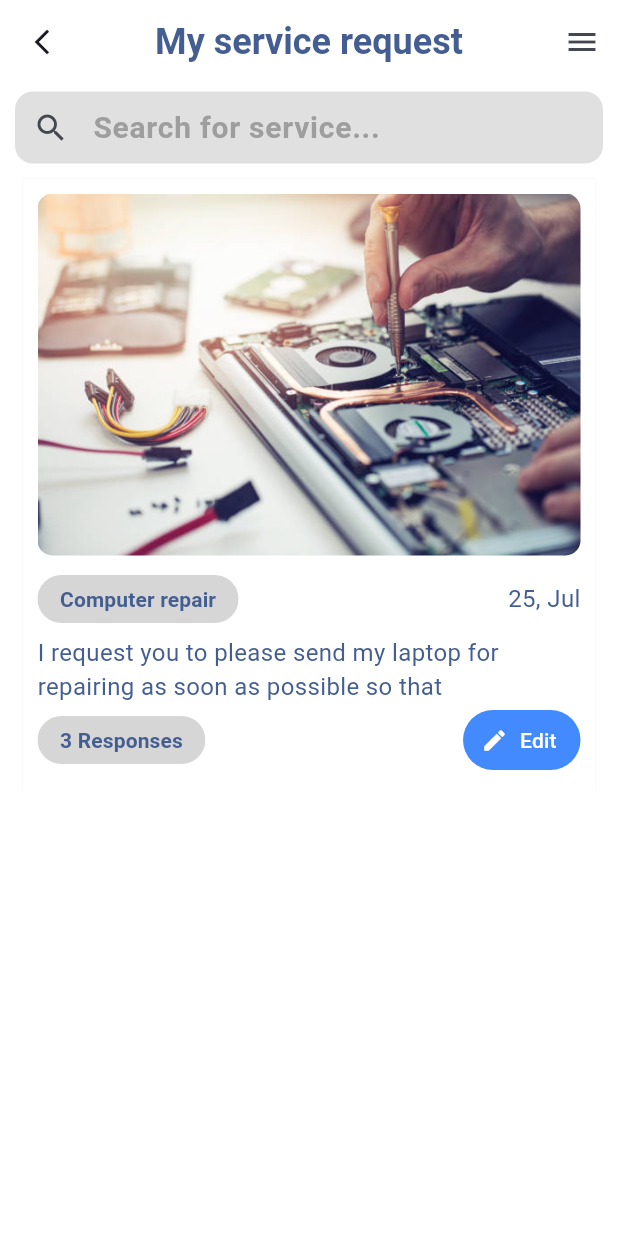
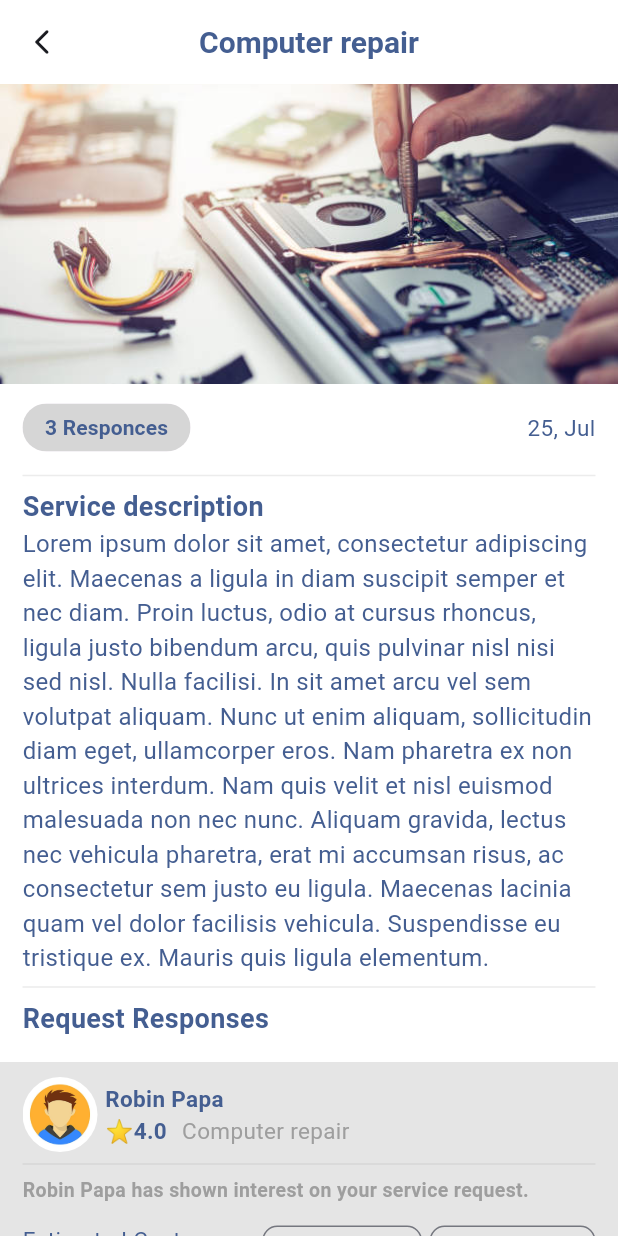
Before and after one commit to Raghav-995/Zenzzed-UI, a Flutter app: the MyServiceRequests screen opened directly, after a tap on "Computer repair", on a phone screen of 412 x 824 dp. Run offline on Flutter 3.47's test engine with Material 3 defaults, Android fonts, the light colour scheme and no system bars; our stand-ins replace flutter_image_slideshow, get, pin_code_fields; network calls fail.

Commit message:
Added service requests page

```diff
--- a/lib/Home/View/home_page.dart
+++ b/lib/Home/View/home_page.dart
@@ -49,9 +49,11 @@ class _HomePageState extends State<HomePage> {
         actions: [
           IconButton(
             onPressed: () {
-              Get.to(() => const SearchService(
-                    iconsShow: true,
-                  ));
+              Get.to(
+                () => SearchService(
+                  iconsShow: true,
+                ),
+              );
             },
             icon: Icon(
               CupertinoIcons.search,
--- /dev/null
+++ b/lib/profile/controllers/service_requests_controller.dart
@@ -0,0 +1,29 @@
+import 'package:get/get.dart';
+import 'package:zenzzed/profile/models/service_request_model.dart';
+
+class ServiceRequestsController extends GetxController {
+  final requests = [
+    ServiceRequest(
+      name: 'Robin Papa',
+      rating: 4.0,
+      estCost: 20.50,
+      accepted: false,
+    ),
+    ServiceRequest(
+      name: 'Robin Papa',
+      rating: 4.0,
+      estCost: 20.50,
+      accepted: false,
+    ),
+    ServiceRequest(
+      name: 'Robin Papa',
+      rating: 4.0,
+      estCost: 20.50,
+      accepted: false,
+    ),
+  ];
+  void changeAcceptance(int ind) {
+    requests[ind].accepted = true;
+    update();
+  }
+}
--- /dev/null
+++ b/lib/profile/models/service_request_model.dart
@@ -0,0 +1,14 @@
+import 'package:flutter/material.dart';
+
+class ServiceRequest {
+  String name;
+  double rating;
+  double estCost;
+  bool accepted;
+  ServiceRequest({
+    required this.name,
+    required this.rating,
+    required this.estCost,
+    required this.accepted,
+  });
+}
--- a/lib/profile/views/my_service_requests.dart
+++ b/lib/profile/views/my_service_requests.dart
@@ -28,23 +28,36 @@ class MyServiceRequests extends StatelessWidget {
           ),
         ),
         actions: [
-          IconButton(
-            onPressed: () {},
+          PopupMenuButton(
               icon: const Icon(
                 Icons.menu,
               ),
+              itemBuilder: (context) {
+                return [
+                  const PopupMenuItem(
+                    value: 1,
+                    child: Text('All'),
                   ),
+                  const PopupMenuItem(
+                    value: 2,
+                    child: Text('In progress'),
+                  ),
+                  const PopupMenuItem(
+                    value: 3,
+                    child: Text('Completed'),
+                  ),
+                ];
+              })
         ],
       ),
-      body: Container(
+      body: Column(
+        children: [
+          Container(
             margin: const EdgeInsets.symmetric(
               horizontal: 10,
               vertical: 5,
             ),
-        child: Expanded(
-          child: Column(
-            children: [
-              TextField(
+            child: TextField(
               controller: controller.serviceSearch,
               style: const TextStyle(
                 color: Colors.black,
@@ -53,7 +66,7 @@ class MyServiceRequests extends StatelessWidget {
                 contentPadding: const EdgeInsets.all(0),
                 hintText: 'Search for service...',
                 enabledBorder: const OutlineInputBorder(
-                    borderRadius: const BorderRadius.all(
+                  borderRadius: BorderRadius.all(
                     Radius.circular(12),
                   ),
                   borderSide: BorderSide.none,
@@ -69,20 +82,34 @@ class MyServiceRequests extends StatelessWidget {
                 ),
               ),
             ),
-              SizedBox(
+          ),
+          const SizedBox(
             height: 5,
           ),
-              ListView.builder(
+          Expanded(
+            child: Container(
+              decoration: BoxDecoration(
+                boxShadow: [
+                  BoxShadow(
+                    color: Colors.black.withOpacity(0.1),
+                  ),
+                ],
+              ),
+              child: SingleChildScrollView(
+                physics: const AlwaysScrollableScrollPhysics(),
+                child: ListView.builder(
                   scrollDirection: Axis.vertical,
+                  physics: const NeverScrollableScrollPhysics(),
                   shrinkWrap: true,
-                itemCount: 1,
+                  itemCount: 3,
                   itemBuilder: (context, index) {
                     return ServiceRequestsCard();
                   },
                 ),
-            ],
               ),
             ),
+          ),
+        ],
       ),
     );
   }
--- /dev/null
+++ b/lib/profile/views/service_request_widget.dart
@@ -0,0 +1,220 @@
+import 'dart:developer';
+
+import 'package:flutter/material.dart';
+import 'package:get/get.dart';
+import 'package:zenzzed/profile/controllers/service_requests_controller.dart';
+import 'package:zenzzed/profile/models/service_request_model.dart';
+
+class ServiceRequestWidget extends StatelessWidget {
+  const ServiceRequestWidget({super.key, required this.index});
+  final int index;
+  @override
+  Widget build(BuildContext context) {
+    return GetBuilder<ServiceRequestsController>(
+        init: Get.put(ServiceRequestsController()),
+        builder: (controller) {
+          return Container(
+            padding: const EdgeInsets.symmetric(
+              horizontal: 15,
+              vertical: 10,
+            ),
+            margin: const EdgeInsets.symmetric(
+              vertical: 1,
+              horizontal: 0,
+            ),
+            decoration: BoxDecoration(
+              boxShadow: [
+                BoxShadow(
+                  color: Colors.black.withOpacity(
+                    0.1,
+                  ),
+                ),
+              ],
+            ),
+            child: Column(
+              crossAxisAlignment: CrossAxisAlignment.start,
+              children: [
+                Row(
+                  mainAxisAlignment: MainAxisAlignment.start,
+                  children: [
+                    ClipRRect(
+                      borderRadius: BorderRadius.circular(100),
+                      child: Image.asset(
+                        'assets/images/profile.jpg',
+                        height: 50,
+                        width: 50,
+                      ),
+                    ),
+                    const SizedBox(
+                      width: 5,
+                    ),
+                    Column(
+                      mainAxisAlignment: MainAxisAlignment.start,
+                      crossAxisAlignment: CrossAxisAlignment.start,
+                      children: [
+                        Text(
+                          controller.requests[index].name,
+                          style: TextStyle(
+                            color: Theme.of(context).colorScheme.primary,
+                            fontSize: 15,
+                            fontWeight: FontWeight.bold,
+                          ),
+                        ),
+                        Row(
+                          mainAxisAlignment: MainAxisAlignment.start,
+                          crossAxisAlignment: CrossAxisAlignment.start,
+                          children: [
+                            Text(
+                              '⭐${controller.requests[index].rating}',
+                              style: TextStyle(
+                                color: Theme.of(context).colorScheme.primary,
+                                fontSize: 15,
+                                fontWeight: FontWeight.bold,
+                              ),
+                            ),
+                            const SizedBox(
+                              width: 10,
+                            ),
+                            const Text(
+                              'Computer repair',
+                              style: TextStyle(
+                                color: Colors.grey,
+                                fontSize: 15,
+                              ),
+                            ),
+                          ],
+                        ),
+                      ],
+                    ),
+                  ],
+                ),
+                Divider(
+                  color: Colors.grey.withOpacity(0.2),
+                ),
+                !controller.requests[index].accepted
+                    ? Text(
+                        '${controller.requests[index].name} has shown interest on your service request.',
+                        textAlign: TextAlign.start,
+                        style: const TextStyle(
+                          color: Colors.grey,
+                          fontSize: 13,
+                          fontWeight: FontWeight.bold,
+                        ),
+                      )
+                    : const Text(
+                        'You can chat directly with your service recipient.',
+                        textAlign: TextAlign.start,
+                        style: TextStyle(
+                          color: Colors.grey,
+                          fontSize: 13,
+                          fontWeight: FontWeight.bold,
+                        ),
+                      ),
+                const SizedBox(
+                  height: 10,
+                ),
+                controller.requests[index].accepted == false
+                    ? Row(
+                        mainAxisAlignment: MainAxisAlignment.center,
+                        children: [
+                          Column(
+                            crossAxisAlignment: CrossAxisAlignment.center,
+                            children: [
+                              Text(
+                                'Estimated Cost',
+                                style: TextStyle(
+                                  color: Theme.of(context).colorScheme.primary,
+                                  fontSize: 15,
+                                ),
+                              ),
+                              Text(
+                                '\$${controller.requests[index].estCost}',
+                                style: TextStyle(
+                                  color: Theme.of(context).colorScheme.primary,
+                                  fontSize: 15,
+                                  fontWeight: FontWeight.bold,
+                                ),
+                              ),
+                            ],
+                          ),
+                          const Spacer(),
+                          OutlinedButton.icon(
+                            style: ButtonStyle(
+                              shape: WidgetStateProperty.all(
+                                RoundedRectangleBorder(
+                                  borderRadius: BorderRadius.circular(
+                                    10,
+                                  ),
+                                ),
+                              ),
+                            ),
+                            icon: const Icon(
+                              Icons.close,
+                            ),
+                            onPressed: () {},
+                            label: const Text('Ignore'),
+                          ),
+                          const SizedBox(
+                            width: 5,
+                          ),
+                          OutlinedButton.icon(
+                            style: ButtonStyle(
+                              shape: WidgetStateProperty.all(
+                                RoundedRectangleBorder(
+                                  borderRadius: BorderRadius.circular(
+                                    10,
+                                  ),
+                                ),
+                              ),
+                            ),
+                            icon: const Icon(
+                              Icons.check,
+                            ),
+                            onPressed: () {
+                              controller.changeAcceptance(index);
+                            },
+                            label: const Text('Accept'),
+                          ),
+                        ],
+                      )
+                    : Row(
+                        mainAxisAlignment: MainAxisAlignment.end,
+                        children: [
+                          SizedBox(
+                            width: 130,
+                            child: TextButton.icon(
+                              style: ButtonStyle(
+                                shape: WidgetStateProperty.all(
+                                  RoundedRectangleBorder(
+                                    borderRadius: BorderRadius.circular(
+                                      10,
+                                    ),
+                                  ),
+                                ),
+                                backgroundColor: WidgetStateProperty.all(
+                                  Theme.of(context).colorScheme.primary,
+                                ),
+                                iconColor: WidgetStateProperty.all(
+                                  Colors.white,
+                                ),
+                              ),
+                              icon: const Icon(
+                                Icons.chat_bubble_outline_rounded,
+                              ),
+                              onPressed: () {},
+                              label: const Text(
+                                'Chat',
+                                style: TextStyle(
+                                  color: Colors.white,
+                                ),
+                              ),
+                            ),
+                          ),
+                        ],
+                      ),
+              ],
+            ),
+          );
+        });
+  }
+}
--- a/lib/profile/views/service_requests_card.dart
+++ b/lib/profile/views/service_requests_card.dart
@@ -1,12 +1,21 @@
 import 'package:flutter/material.dart';
+import 'package:get/get.dart';
+import 'package:zenzzed/profile/views/service_requests_details.dart';
 
 class ServiceRequestsCard extends StatelessWidget {
   const ServiceRequestsCard({super.key});
 
   @override
   Widget build(BuildContext context) {
-    return Container(
+    return GestureDetector(
+      onTap: () {
+        Get.to(() => ServiceRequestsDetails());
+      },
+      child: Container(
         decoration: BoxDecoration(
+          borderRadius: BorderRadius.circular(
+            10,
+          ),
           boxShadow: [
             BoxShadow(
               color: Colors.black.withOpacity(0.1),
@@ -14,8 +23,11 @@ class ServiceRequestsCard extends StatelessWidget {
           ],
           color: Colors.white,
         ),
-      margin: EdgeInsets.all(5),
-      padding: EdgeInsets.all(
+        margin: const EdgeInsets.symmetric(
+          vertical: 5,
+          horizontal: 10,
+        ),
+        padding: const EdgeInsets.all(
           10,
         ),
         child: Column(
@@ -119,6 +131,7 @@ class ServiceRequestsCard extends StatelessWidget {
             ),
           ],
         ),
+      ),
     );
   }
 }
--- /dev/null
+++ b/lib/profile/views/service_requests_details.dart
@@ -0,0 +1,147 @@
+import 'package:flutter/material.dart';
+import 'package:get/get.dart';
+import 'package:zenzzed/profile/controllers/service_requests_controller.dart';
+import 'package:zenzzed/profile/views/service_request_widget.dart';
+
+class ServiceRequestsDetails extends StatelessWidget {
+  ServiceRequestsDetails({super.key});
+  final controller = Get.put(
+    ServiceRequestsController(),
+    permanent: true,
+  );
+  @override
+  Widget build(BuildContext context) {
+    return Scaffold(
+      appBar: AppBar(
+        backgroundColor: Colors.white,
+        centerTitle: true,
+        leading: IconButton(
+          onPressed: () {
+            Get.back();
+          },
+          icon: const Icon(
+            Icons.arrow_back_ios_new_rounded,
+            size: 20,
+          ),
+        ),
+        title: Text(
+          'Computer repair',
+          style: TextStyle(
+            color: Theme.of(context).colorScheme.primary,
+            fontSize: 20,
+          ),
+        ),
+      ),
+      body: SingleChildScrollView(
+        child: Column(
+          children: [
+            Image.asset(
+              'assets/images/ComputerRepair.jpg',
+              height: 200,
+              width: double.infinity,
+              fit: BoxFit.cover,
+            ),
+            Container(
+              margin: EdgeInsets.symmetric(
+                horizontal: 15,
+                vertical: 5,
+              ),
+              child: Column(
+                children: [
+                  Row(
+                    children: [
+                      ActionChip(
+                        side: const BorderSide(
+                          width: 0,
+                          style: BorderStyle.none,
+                        ),
+                        padding: const EdgeInsets.symmetric(
+                          horizontal: 7,
+                          vertical: 0,
+                        ),
+                        shape: const RoundedRectangleBorder(
+                          borderRadius: BorderRadius.all(
+                            Radius.circular(20),
+                          ),
+                        ),
+                        label: const Text(
+                          "3 Responces",
+                        ),
+                        labelStyle: TextStyle(
+                          fontWeight: FontWeight.bold,
+                          color: Theme.of(context).colorScheme.primary,
+                        ),
+                        backgroundColor: Colors.grey[350],
+                        onPressed: () {},
+                      ),
+                      const Spacer(),
+                      Text(
+                        '25, Jul',
+                        style: TextStyle(
+                          color: Theme.of(context).colorScheme.primary,
+                          fontSize: 15,
+                        ),
+                      )
+                    ],
+                  ),
+                  Divider(
+                    color: Colors.grey.withOpacity(0.2),
+                  ),
+                  Row(
+                    children: [
+                      Text(
+                        'Service description',
+                        style: TextStyle(
+                          color: Theme.of(context).colorScheme.primary,
+                          fontSize: 18,
+                          fontWeight: FontWeight.bold,
+                        ),
+                      ),
+                    ],
+                  ),
+                  Text(
+                    'Lorem ipsum dolor sit amet, consectetur adipiscing elit. Maecenas a ligula in diam suscipit semper et nec diam. Proin luctus, odio at cursus rhoncus, ligula justo bibendum arcu, quis pulvinar nisl nisi sed nisl. Nulla facilisi. In sit amet arcu vel sem volutpat aliquam. Nunc ut enim aliquam, sollicitudin diam eget, ullamcorper eros. Nam pharetra ex non ultrices interdum. Nam quis velit et nisl euismod malesuada non nec nunc. Aliquam gravida, lectus nec vehicula pharetra, erat mi accumsan risus, ac consectetur sem justo eu ligula. Maecenas lacinia quam vel dolor facilisis vehicula. Suspendisse eu tristique ex. Mauris quis ligula elementum.',
+                    style: TextStyle(
+                      color: Theme.of(context).colorScheme.primary,
+                    ),
+                  ),
+                  Divider(
+                    color: Colors.grey.withOpacity(0.2),
+                  ),
+                  Row(
+                    children: [
+                      Text(
+                        'Request Responses',
+                        style: TextStyle(
+                          color: Theme.of(context).colorScheme.primary,
+                          fontSize: 18,
+                          fontWeight: FontWeight.bold,
+                        ),
+                      ),
+                    ],
+                  ),
+                  const SizedBox(
+                    height: 10,
+                  ),
+                ],
+              ),
+            ),
+            ListView.builder(
+              physics: NeverScrollableScrollPhysics(),
+              shrinkWrap: true,
+              itemCount: controller.requests.length,
+              itemBuilder: (context, index) {
+                return ServiceRequestWidget(
+                  index: index,
+                );
+              },
+            ),
+            const SizedBox(
+              height: 10,
+            ),
+          ],
+        ),
+      ),
+    );
+  }
+}
```
Lines whose indentation alone changed are shown as unchanged.
